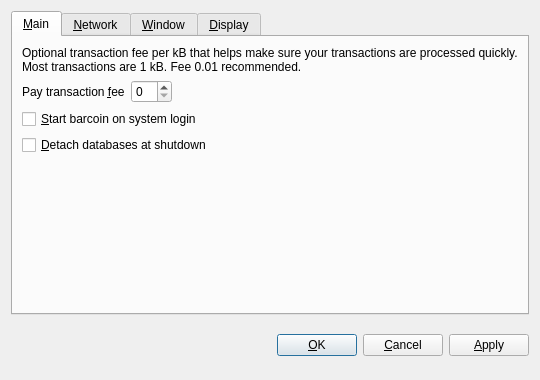
Before: the Qt Designer form src/qt/forms/optionsdialog.ui in dimacoin/coin2017, drawn with Qt 5.
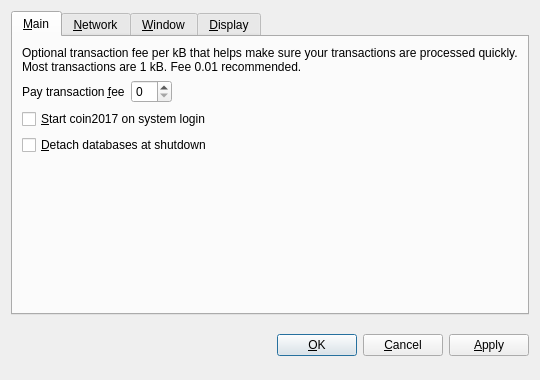
After: the same form once the commit is applied. The open tabs and pages were chosen to show the change. Custom widgets are drawn as their Qt base class.

```diff
--- a/src/qt/forms/optionsdialog.ui
+++ b/src/qt/forms/optionsdialog.ui
@@ -82,7 +82,7 @@
           <string>Automatically start barcoin after logging in to the system.</string>
          </property>
          <property name="text">
-          <string>&amp;Start barcoin on system login</string>
+          <string>&amp;Start coin2017 on system login</string>
          </property>
         </widget>
        </item>
```
Left out of the diff: 10 changed lines with no effect on the pictures.
